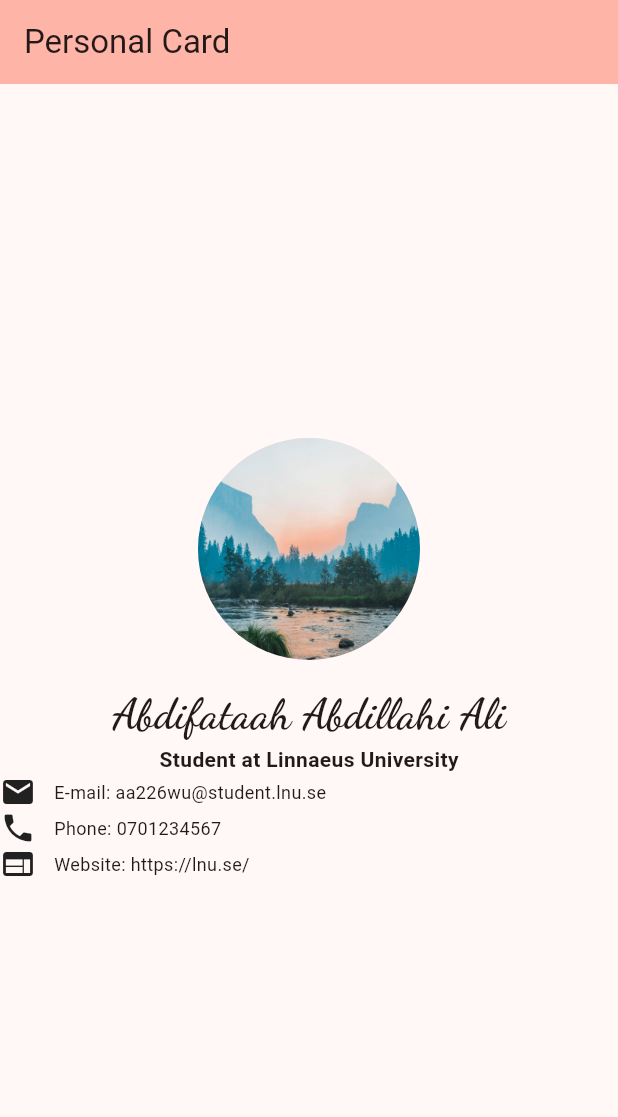
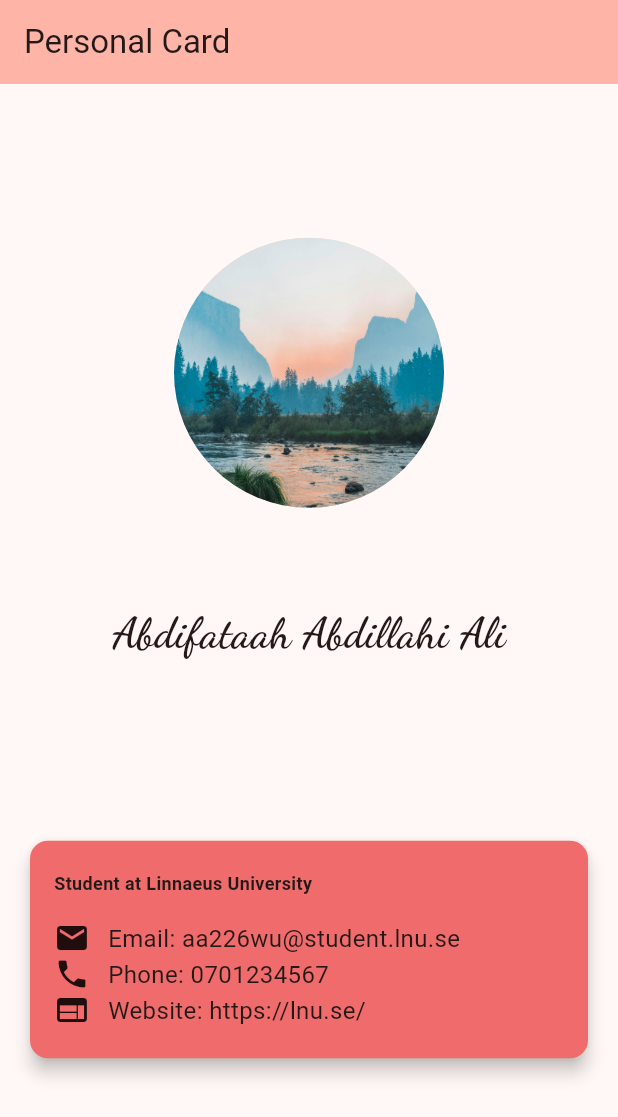
Before and after one commit to abdi221/Flutter_repo, a Flutter app: the screen it shows after launch, on a phone screen of 412 x 824 dp. Shown: the top 1117 px of the screen. Run offline on Flutter 3.47's test engine with Material 3 defaults, Android fonts, the phone set to English and light mode, and no system bars; our stand-ins replace google_fonts.

Commit message:
Cleaned most of the code base

```diff
--- a/flutterapp/lib/main.dart
+++ b/flutterapp/lib/main.dart
@@ -15,21 +15,6 @@
     return MaterialApp(
       title: 'Flutter Demo',
       theme: ThemeData(
-        // This is the theme of your application.
-        //
-        // TRY THIS: Try running your application with "flutter run". You'll see
-        // the application has a purple toolbar. Then, without quitting the app,
-        // try changing the seedColor in the colorScheme below to Colors.green
-        // and then invoke "hot reload" (save your changes or press the "hot
-        // reload" button in a Flutter-supported IDE, or press "r" if you used
-        // the command line to start the app).
-        //
-        // Notice that the counter didn't reset back to zero; the application
-        // state is not lost during the reload. To reset the state, use hot
-        // restart instead.
-        //
-        // This works for code too, not just values: Most code changes can be
-        // tested with just a hot reload.
         colorScheme: ColorScheme.fromSeed(seedColor: const Color.fromARGB(255, 234, 3, 3)),
       ),
       home: const MyHomePage(title: 'Personal Card'),
@@ -40,92 +25,65 @@
 class MyHomePage extends StatefulWidget {
   const MyHomePage({super.key, required this.title});
 
-  // This widget is the home page of your application. It is stateful, meaning
-  // that it has a State object (defined below) that contains fields that affect
-  // how it looks.
-
-  // This class is the configuration for the state. It holds the values (in this
-  // case the title) provided by the parent (in this case the App widget) and
-  // used by the build method of the State. Fields in a Widget subclass are
-  // always marked "final".
-
   final String title;
 
   @override
   State<MyHomePage> createState() => _MyHomePageState();
 }
-
 class _MyHomePageState extends State<MyHomePage> {
-
-  void _incrementCounter() {
-    setState(() {
-      // This call to setState tells the Flutter framework that something has
-      // changed in this State, which causes it to rerun the build method below
-      // so that the display can reflect the updated values. If we changed
-      // _counter without calling setState(), then the build method would not be
-      // called again, and so nothing would appear to happen.
-    });
-  }
 
   @override
   Widget build(BuildContext context) {
-    // This method is rerun every time setState is called, for instance as done
-    // by the _incrementCounter method above.
-    //
-    // The Flutter framework has been optimized to make rerunning build methods
-    // fast, so that you can just rebuild anything that needs updating rather
-    // than having to individually change instances of widgets.
     return Scaffold(
       appBar: AppBar(
-        // TRY THIS: Try changing the color here to a specific color (to
-        // Colors.amber, perhaps?) and trigger a hot reload to see the AppBar
-        // change color while the other colors stay the same.
         backgroundColor: Theme.of(context).colorScheme.inversePrimary,
-        // Here we take the value from the MyHomePage object that was created by
-        // the App.build method, and use it to set our appbar title.
         title: Text(widget.title),
       ),
       body: Center(
-        // Center is a layout widget. It takes a single child and positions it
-        // in the middle of the parent.
         child: Column(
-          // Column is also a layout widget. It takes a list of children and
-          // arranges them vertically. By default, it sizes itself to fit its
-          // children horizontally, and tries to be as tall as its parent.
-          //
-          // Column has various properties to control how it sizes itself and
-          // how it positions its children. Here we use mainAxisAlignment to
-          // center the children vertically; the main axis here is the vertical
-          // axis because Columns are vertical (the cross axis would be
-          // horizontal).
-          //
-          // TRY THIS: Invoke "debug painting" (choose the "Toggle Debug Paint"
-          // action in the IDE, or press "p" in the console), to see the
           // wireframe for each widget.
 
           mainAxisAlignment: MainAxisAlignment.center,
             children: [
                 CircleAvatar(
-                radius: 74,
+                radius: 90,
                 backgroundImage: AssetImage('assets/images/landskape.jpeg'),
               ),
-              const SizedBox(height: 16,),
+              const SizedBox(height: 32),
+              SizedBox(height: 32),
+
               Text('Abdifataah Abdillahi Ali',
               style: GoogleFonts.dancingScript(fontSize: 28,
                fontWeight: FontWeight.bold)
 
                ),
+               SizedBox(height: 102),
+
+              Card(
+                color: const Color.fromARGB(255, 240, 107, 107),
+                elevation: 5,
+                margin: EdgeInsets.symmetric(horizontal: 20,
+                vertical: 16),
+                child: Padding(padding: EdgeInsets.symmetric(
+                  horizontal: 16,
+                  vertical: 20),
+                child: Column(
+                    crossAxisAlignment: CrossAxisAlignment.start,
+                    children: [
                       Text('Student at Linnaeus University',
-              style: TextStyle(fontWeight: FontWeight.bold),
+                      style: TextStyle(fontWeight: FontWeight.bold, fontSize: 12),
                       ),
+
+                      SizedBox(height: 16),
+
                       Row(
                         children: const [
 
                           Icon(Icons.email),
                           SizedBox(width: 12),
                           Text(
-                    'E-mail: aa226wu@student.lnu.se',
-                    style:TextStyle(fontSize: 12)
+                            'Email: aa226wu@student.lnu.se',
+                            style:TextStyle(fontSize: 16, fontWeight: FontWeight.normal)
                           )
                         ]
                       ),
@@ -135,7 +93,7 @@
                           SizedBox(width: 12),
                           Text(
                             'Phone: 0701234567',
-                    style:TextStyle(fontSize: 12)
+                            style:TextStyle(fontSize: 16, fontWeight: FontWeight.normal)
                             )
                         ],
                         ),
@@ -145,30 +103,21 @@
                           SizedBox(width: 12),
                           Text(
                             'Website: https://lnu.se/ ',
-                    style:TextStyle(fontSize: 12)
+                            style:TextStyle(fontSize: 16, fontWeight: FontWeight.normal)
                             )
                           ]
                         )
 
 
+                    ],
+                  )
+                )),
 
               ]
 
            )
-           //<Widget>[
-          //   const Text('You have pushed the button this many times:'),
-          //   Text(
-          //     '$_counter',
-          //     style: Theme.of(context).textTheme.headlineMedium,
-          //   ),
-          // ],
         ),
 
-      // floatingActionButton: FloatingActionButton(
-      //   onPressed: _incrementCounter,
-      //   tooltip: 'Increment',
-      //   child: const Icon(Icons.add),
-      // ), // This trailing comma makes auto-formatting nicer for build methods.
     );
   }
 }
```
Lines whose indentation alone changed are shown as unchanged.
